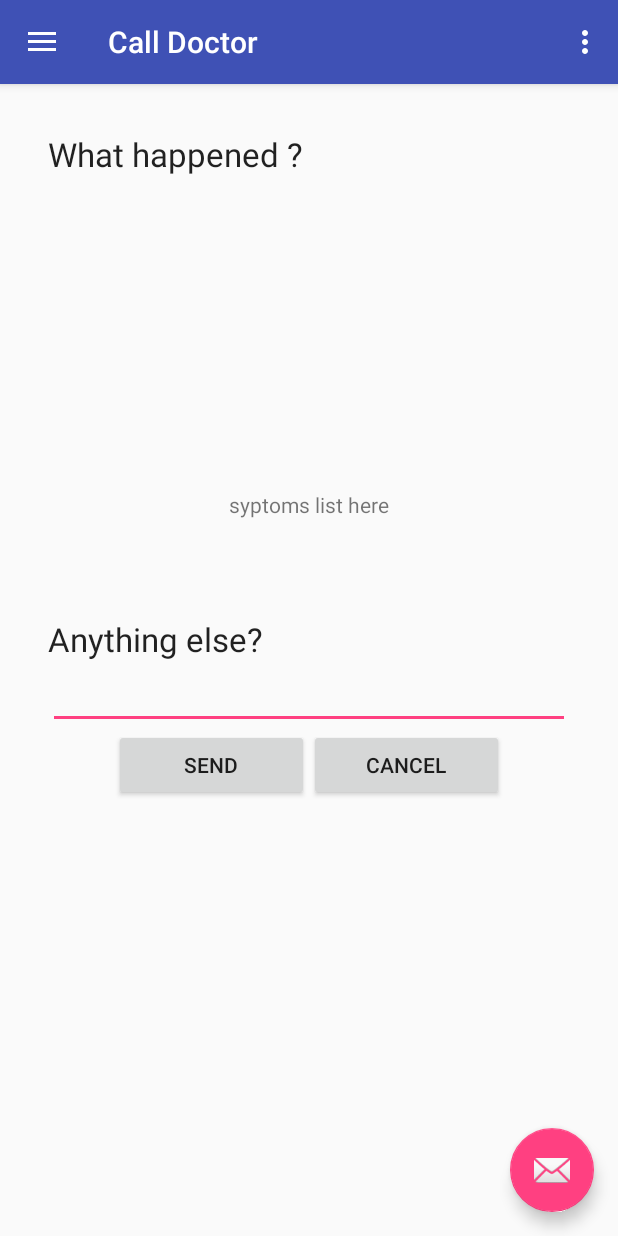
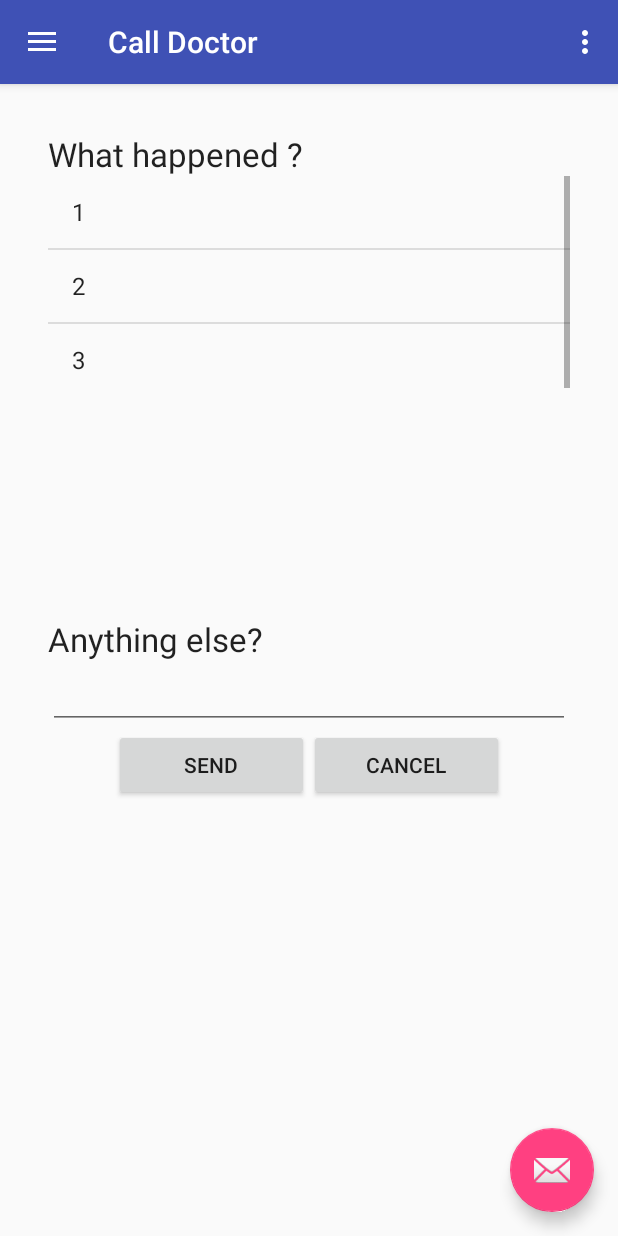
Before and after one commit to samerkanakri/RescueApp, an Android app: the CallDoctor screen opened directly, with no data from a screen before it, on a phone screen of 412 x 824 dp. Run offline under Robolectric (Android 15) with nearby library versions, the phone set to English and light mode, and no system bars.

Commit message:
register online

```diff
--- a/app/src/main/java/com/sam/amman/rescue/Normal/CallDoctor.java
+++ b/app/src/main/java/com/sam/amman/rescue/Normal/CallDoctor.java
@@ -8,6 +8,7 @@ import android.view.LayoutInflater;
 import android.view.View;
 import android.view.ViewGroup;
 import android.widget.AdapterView;
+import android.widget.ArrayAdapter;
 import android.widget.Button;
 import android.widget.ListView;
 import android.widget.Toast;
@@ -33,20 +34,28 @@ public class CallDoctor extends Fragment {
             }
         });
 
+        //categories list
         categoriesLst = (ListView) v.findViewById(R.id.catLst);
+        String[] sympSource = {"1","2","3"};
+        ArrayAdapter<String> sympAdapter =
+                new ArrayAdapter<String>(getActivity(), android.R.layout.simple_list_item_1, sympSource);
+        categoriesLst.setAdapter(sympAdapter);
+
+
         categoriesLst.setOnItemClickListener(new AdapterView.OnItemClickListener() {
             @Override
             public void onItemClick(AdapterView<?> adapterView, View view, int i, long l) {
 
-                // get from database list of symptoms by id
+                // CHANGE DATA SOURCE DEPENDING ON i
 
+                //symptoms list
+                Fragment frg = new SymptomsListfrag();
+                FragmentTransaction tr = getChildFragmentManager().beginTransaction().replace(R.id.sympListFrame,frg);
+                tr.commit();
             }
         });
 
 
-        Fragment fr = new SymptomsListfrag();
-        FragmentTransaction tr = getChildFragmentManager().beginTransaction().replace(R.id.sympListFrame,fr);
-        tr.commit();
         return v;
     }
 }
--- a/app/src/main/java/com/sam/amman/rescue/RegActivity.java
+++ b/app/src/main/java/com/sam/amman/rescue/RegActivity.java
@@ -160,7 +160,7 @@ public class RegActivity extends AppCompatActivity {
         protected void onPostExecute(Void aVoid) {
             super.onPostExecute(aVoid);
             response=response.trim();
-            response = response.substring(0,1);
+            //response = response.substring(0,1);
             Toast.makeText(RegActivity.this, response, Toast.LENGTH_SHORT).show();
         }
     };
--- a/app/src/main/res/layout/call_doctor.xml
+++ b/app/src/main/res/layout/call_doctor.xml
@@ -35,13 +35,6 @@
             android:layout_width="match_parent"
             android:layout_height="150dp">
 
-            <TextView
-                android:layout_width="wrap_content"
-                android:layout_height="wrap_content"
-                android:textAppearance="?android:attr/textAppearanceSmall"
-                android:text="syptoms list here"
-                android:id="@+id/textView"
-                android:layout_gravity="center" />
         </FrameLayout>
 
         <LinearLayout
```
Also changed, not shown: app/src/main/java/com/sam/amman/rescue/LoginActivity.java (+19 -32 lines), app/src/main/java/com/sam/amman/rescue/Normal/EDoctor.java (+19 -3 lines), app/src/main/java/com/sam/amman/rescue/Normal/SymptomsListfrag.java (+15 -1 lines), app/src/main/res/layout/symprow.xml (+6 -12 lines).
